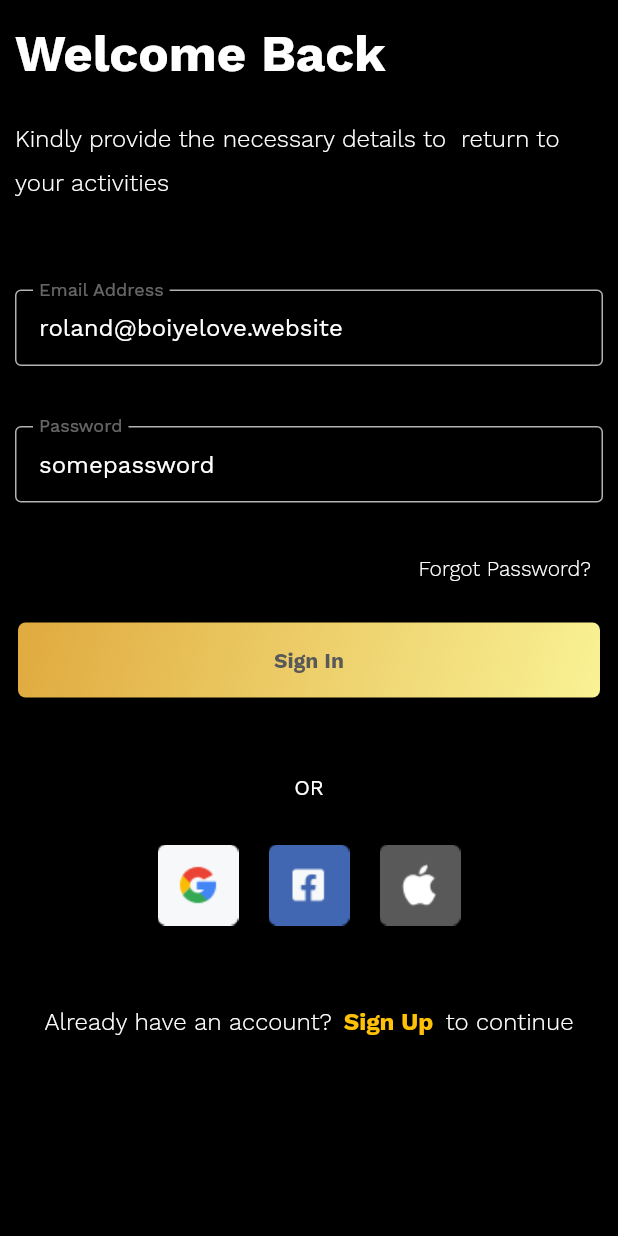
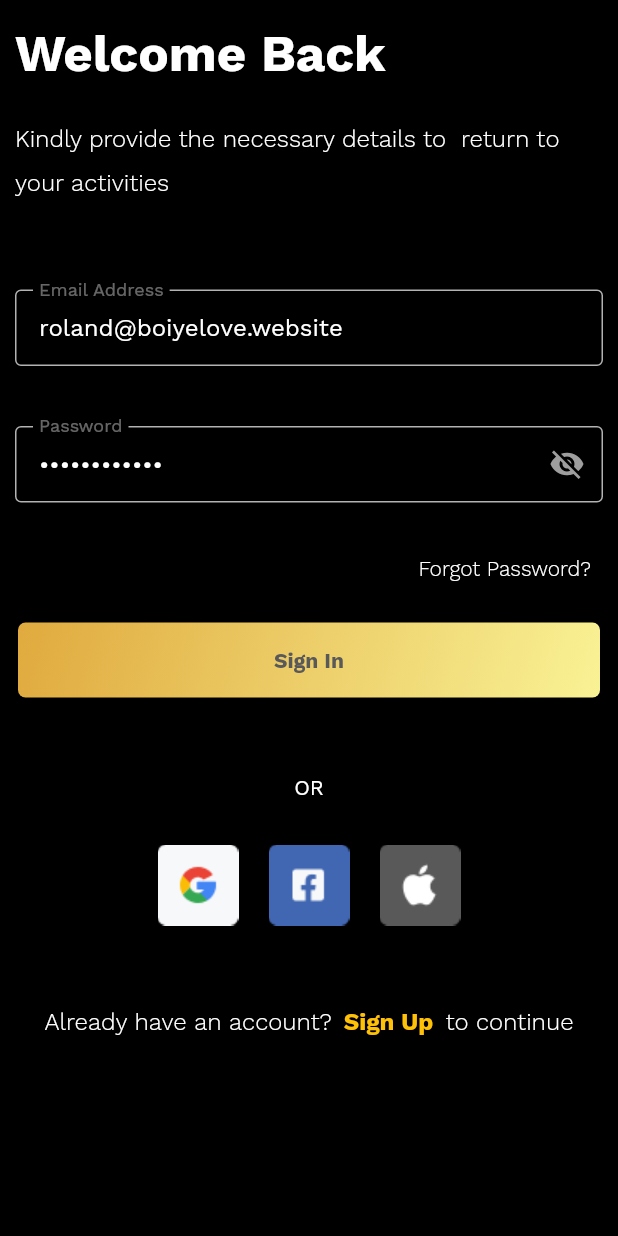
Before and after one commit to Boiyelove-International/musicroomapp, a Flutter app: the LoginScreen screen opened by its route, on a phone screen of 412 x 824 dp. Run offline on Flutter 3.47's test engine with Material 2 defaults, Android fonts, the phone set to English and light mode, and no system bars; our stand-ins replace cached_network_image, device_info, email_validator, file_picker, firebase_core, firebase_messaging and 12 more; missing offline and left inert: flutter_facebook_login, qr_code_scanner, skeleton_loader; accounts and stored records are empty.

Commit message:
added show password controls to login page

```diff
--- a/lib/screens/authentication.dart
+++ b/lib/screens/authentication.dart
@@ -392,6 +392,7 @@ class _LoginScreenState extends State<LoginScreen> {
   TextEditingController _emailController = TextEditingController();
   TextEditingController _passwordController = TextEditingController();
   bool isLoading = false;
+  bool _showPassword = false;
 
   @override
   void initState() {
@@ -457,8 +458,23 @@ class _LoginScreenState extends State<LoginScreen> {
                 text: value.trim(), selection: _passwordController.selection);
           },
           validator: (value) => value!.isEmpty ? "Cannot be empty" : null,
+          obscureText: !_showPassword,
+          autocorrect: false,
+          enableSuggestions: false,
           // textAlign: TextAlign.center,
           decoration: new InputDecoration(
+            suffixIcon: IconButton(
+              icon: Icon(
+                _showPassword ? Icons.visibility : Icons.visibility_off,
+                color: Colors.grey,
+              ),
+              onPressed: () {
+                print("show passwoerd is ${_showPassword}");
+                setState(() {
+                  _showPassword = !_showPassword;
+                });
+              },
+            ),
             floatingLabelBehavior: FloatingLabelBehavior.always,
             labelStyle: TextStyle(color: Colors.white.withOpacity(0.4)),
             focusedBorder: OutlineInputBorder(
```
